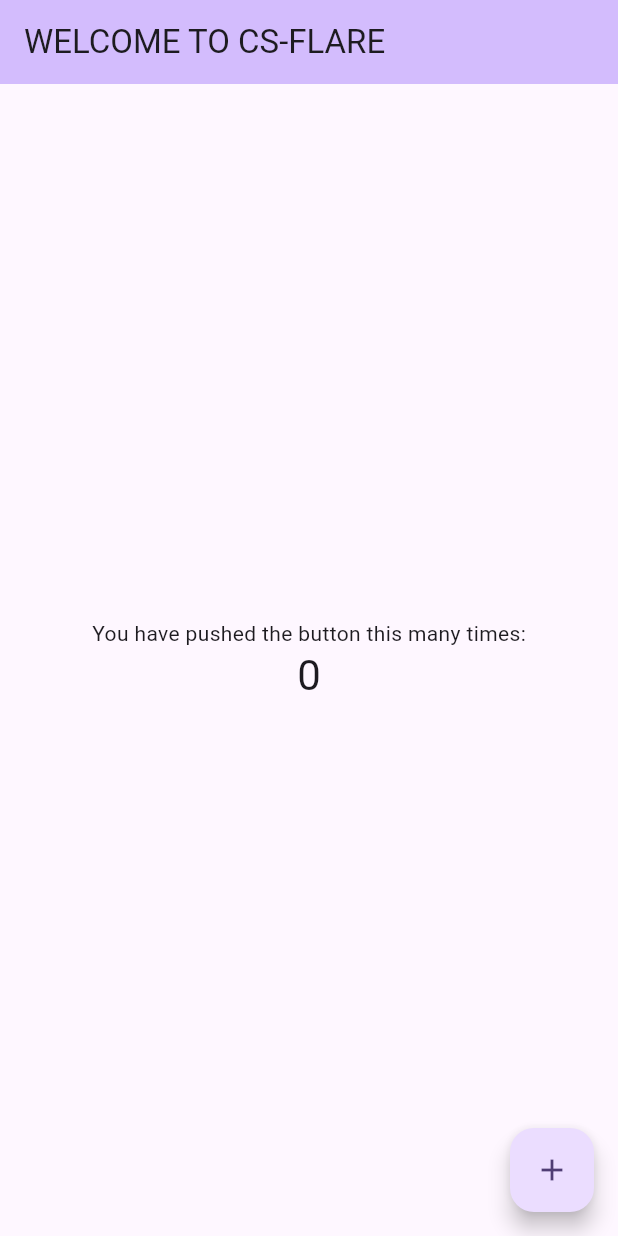
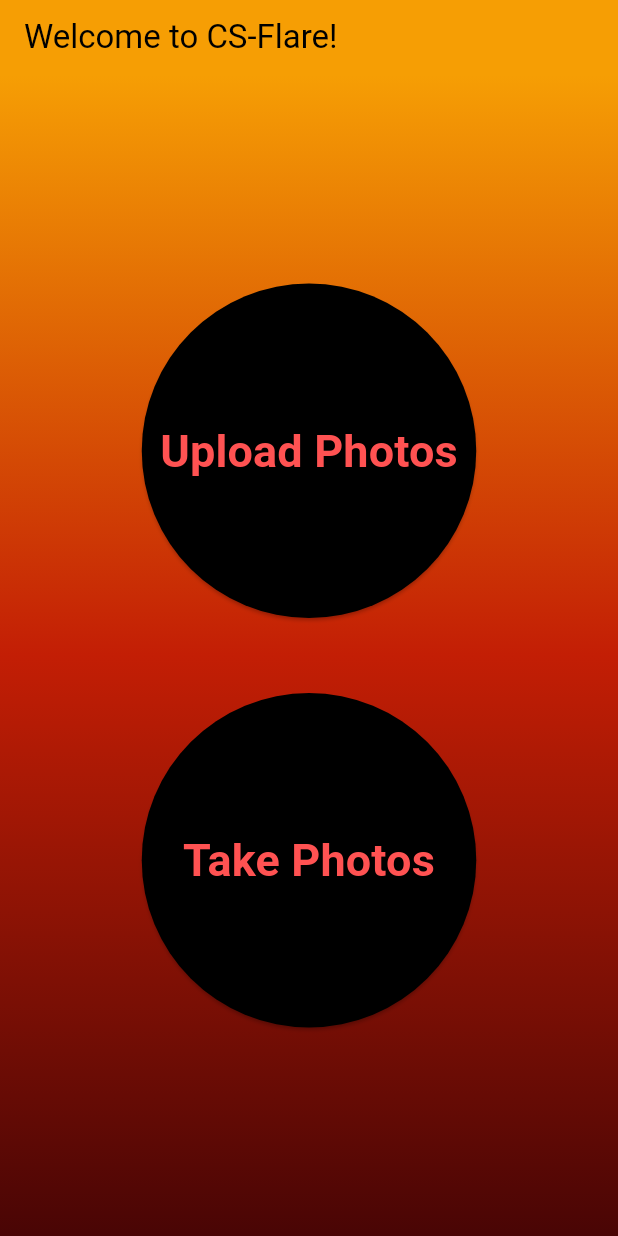
Before and after one commit to AmoghThodati2/cs-flare, a Flutter app: the screen it shows after launch, on a phone screen of 412 x 824 dp. Run offline on Flutter 3.47's test engine with Material 3 defaults, Android fonts, the phone set to English and light mode, and no system bars; our stand-ins replace image_picker.

Commit message:
first 2 buttons with functionality

```diff
--- a/lib/main.dart
+++ b/lib/main.dart
@@ -1,125 +1,113 @@
 import 'package:flutter/material.dart';
+import 'package:image_picker/image_picker.dart';
+import 'dart:io';
 
-void main() {
-  runApp(const MyApp());
+void main() async {
+  WidgetsFlutterBinding.ensureInitialized();
+  runApp(MyApp());
 }
 
 class MyApp extends StatelessWidget {
-  const MyApp({super.key});
-
-  // This widget is the root of your application.
   @override
   Widget build(BuildContext context) {
     return MaterialApp(
-      title: 'Flutter Demo',
+      debugShowCheckedModeBanner: false,
+      title: 'cs-flare',
       theme: ThemeData(
-        // This is the theme of your application.
-        //
-        // TRY THIS: Try running your application with "flutter run". You'll see
-        // the application has a purple toolbar. Then, without quitting the app,
-        // try changing the seedColor in the colorScheme below to Colors.green
-        // and then invoke "hot reload" (save your changes or press the "hot
-        // reload" button in a Flutter-supported IDE, or press "r" if you used
-        // the command line to start the app).
-        //
-        // Notice that the counter didn't reset back to zero; the application
-        // state is not lost during the reload. To reset the state, use hot
-        // restart instead.
-        //
-        // This works for code too, not just values: Most code changes can be
-        // tested with just a hot reload.
-        colorScheme: ColorScheme.fromSeed(seedColor: Colors.deepPurple),
-        useMaterial3: true,
+        colorScheme: ColorScheme.fromSwatch(primarySwatch: Colors.red),
       ),
-      home: const MyHomePage(title: 'WELCOME TO CS-FLARE'),
+      home: HomePage(),
     );
   }
 }
 
-class MyHomePage extends StatefulWidget {
-  const MyHomePage({super.key, required this.title});
-
-  // This widget is the home page of your application. It is stateful, meaning
-  // that it has a State object (defined below) that contains fields that affect
-  // how it looks.
-
-  // This class is the configuration for the state. It holds the values (in this
-  // case the title) provided by the parent (in this case the App widget) and
-  // used by the build method of the State. Fields in a Widget subclass are
-  // always marked "final".
-
-  final String title;
-
+class HomePage extends StatefulWidget {
   @override
-  State<MyHomePage> createState() => _MyHomePageState();
+  _HomePageState createState() => _HomePageState();
 }
 
-class _MyHomePageState extends State<MyHomePage> {
-  int _counter = 0;
+class _HomePageState extends State<HomePage> {
+  final ImagePicker _picker = ImagePicker();
+  File? _image;
 
-  void _incrementCounter() {
+  Future<void> _pickImage(ImageSource source) async {
+    final XFile? pickedFile = await _picker.pickImage(source: source);
+    if (pickedFile != null) {
       setState(() {
-      // This call to setState tells the Flutter framework that something has
-      // changed in this State, which causes it to rerun the build method below
-      // so that the display can reflect the updated values. If we changed
-      // _counter without calling setState(), then the build method would not be
-      // called again, and so nothing would appear to happen.
-      _counter++;
+        _image = File(pickedFile.path);
       });
+    }
   }
 
   @override
   Widget build(BuildContext context) {
-    // This method is rerun every time setState is called, for instance as done
-    // by the _incrementCounter method above.
-    //
-    // The Flutter framework has been optimized to make rerunning build methods
-    // fast, so that you can just rebuild anything that needs updating rather
-    // than having to individually change instances of widgets.
     return Scaffold(
-      appBar: AppBar(
-        // TRY THIS: Try changing the color here to a specific color (to
-        // Colors.amber, perhaps?) and trigger a hot reload to see the AppBar
-        // change color while the other colors stay the same.
-        backgroundColor: Theme.of(context).colorScheme.inversePrimary,
-        // Here we take the value from the MyHomePage object that was created by
-        // the App.build method, and use it to set our appbar title.
-        title: Text(widget.title),
+      appBar: PreferredSize(
+        preferredSize: Size.fromHeight(50.0), // Set the height you want
+        child: AppBar(
+          title: Text('Welcome to CS-Flare!'),
+          backgroundColor: Color(0xFFF69E04),
         ),
-      body: Center(
-        // Center is a layout widget. It takes a single child and positions it
-        // in the middle of the parent.
+      ),
+      body: Container(
+        decoration: BoxDecoration(
+          gradient: LinearGradient(
+            colors: [Color(0xFFF69E04), Color(0xFFC31E05), Color(0xFF490505)],
+            begin: Alignment.topCenter,
+            end: Alignment.bottomCenter,
+          ),
+        ),
+        child: Center(
           child: Column(
-          // Column is also a layout widget. It takes a list of children and
-          // arranges them vertically. By default, it sizes itself to fit its
-          // children horizontally, and tries to be as tall as its parent.
-          //
-          // Column has various properties to control how it sizes itself and
-          // how it positions its children. Here we use mainAxisAlignment to
-          // center the children vertically; the main axis here is the vertical
-          // axis because Columns are vertical (the cross axis would be
-          // horizontal).
-          //
-          // TRY THIS: Invoke "debug painting" (choose the "Toggle Debug Paint"
-          // action in the IDE, or press "p" in the console), to see the
-          // wireframe for each widget.
             mainAxisAlignment: MainAxisAlignment.center,
             children: <Widget>[
-            const Text(
-              'You have pushed the button this many times:',
+              ElevatedButton(
+                onPressed: () {
+                  _pickImage(ImageSource.gallery); // Pick image from gallery
+                },
+                style: ElevatedButton.styleFrom(
+                  shape: CircleBorder(),
+                  padding: EdgeInsets.all(90), // Adjust the padding to control the button size
+                  backgroundColor: Colors.black,
                 ),
-            Text(
-              '$_counter',
-              style: Theme.of(context).textTheme.headlineMedium,
+                child: Text(
+                  'Upload Photos',
+                  textAlign: TextAlign.center,
+                  style: TextStyle(
+                    fontSize: 30.0,
+                    color: Colors.redAccent,
+                    fontWeight: FontWeight.bold,
                   ),
+                ),
+              ),
+              SizedBox(height: 50),
+              ElevatedButton(
+                onPressed: () {
+                  _pickImage(ImageSource.camera); // Take photo from camera
+                },
+                style: ElevatedButton.styleFrom(
+                  shape: CircleBorder(),
+                  padding: EdgeInsets.all(90), // Adjust the padding to control the button size
+                  backgroundColor: Colors.black,
+                ),
+                child: Text(
+                  'Take Photos',
+                  textAlign: TextAlign.center,
+                  style: TextStyle(
+                    fontSize: 30.0,
+                    color: Colors.redAccent,
+                    fontWeight: FontWeight.bold,
+                  ),
+                ),
+              ),
+              if (_image != null) ...[
+                SizedBox(height: 30),
+                Image.file(_image!),
+              ]
             ],
           ),
         ),
-      floatingActionButton: FloatingActionButton(
-        onPressed: _incrementCounter,
-        tooltip: 'Increment',
-        child: const Icon(Icons.add),
-      ), // This trailing comma makes auto-formatting nicer for build methods.
+      ),
     );
   }
 }
--- a/pubspec.yaml
+++ b/pubspec.yaml
@@ -30,11 +30,14 @@ environment:
 dependencies:
   flutter:
     sdk: flutter
+  image_picker: ^0.8.4+4
+
 
 
   # The following adds the Cupertino Icons font to your application.
   # Use with the CupertinoIcons class for iOS style icons.
   cupertino_icons: ^1.0.2
+
 
 dev_dependencies:
   flutter_test:
```
Also changed, not shown: pubspec.lock, 3 other files. Lines whose indentation alone changed are shown as unchanged.
